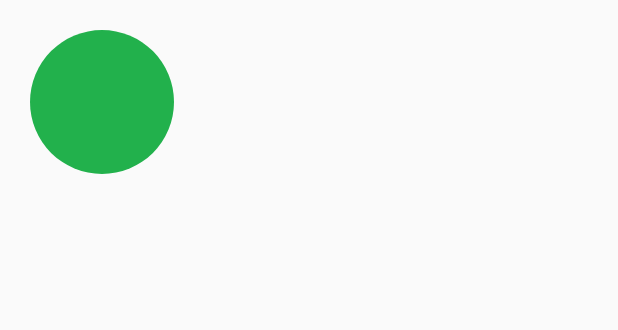
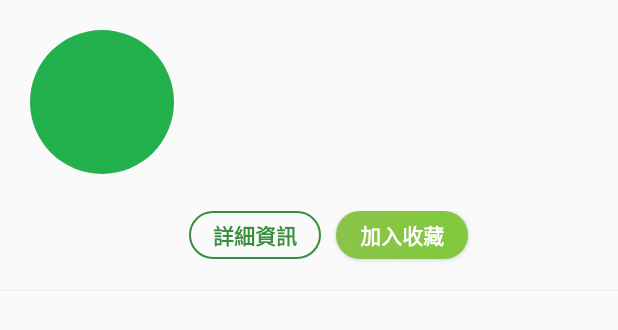
Before and after one commit to iamavrilsfanlearncode/DoWay, an Android app: the layout item_restaurant.xml on its own in the app's theme, with its tools: preview values and no code run, on a phone screen of 412 x 824 dp. Shown: the top 330 px of the screen. Run offline under Robolectric (Android 15) with nearby library versions, the phone set to English and light mode, and no system bars.

Commit message:
增加農村小吃詳細頁

```diff
--- a/app/src/main/AndroidManifest.xml
+++ b/app/src/main/AndroidManifest.xml
@@ -15,10 +15,10 @@
             android:label="@string/app_name">
             <intent-filter>
                 <action android:name="android.intent.action.MAIN" />
-
                 <category android:name="android.intent.category.LAUNCHER" />
             </intent-filter>
         </activity>
+        <activity android:name=".activity.RestaurantDetail"></activity>
     </application>
 
 </manifest>
--- a/app/src/main/java/nullteam/com/doway/Utils/DialogHelper.java
+++ b/app/src/main/java/nullteam/com/doway/Utils/DialogHelper.java
@@ -13,7 +13,7 @@ public class DialogHelper {
 
     private static AlertDialog.Builder builder;
 
-
+    //ProgressDialog 製作
     public static void showProgressDialog(Context mContext, String msg) {
         contextRef = new WeakReference<>(mContext);
 
--- a/app/src/main/java/nullteam/com/doway/fragment/ActivityInfoFragment.java
+++ b/app/src/main/java/nullteam/com/doway/fragment/ActivityInfoFragment.java
@@ -36,6 +36,7 @@ public class ActivityInfoFragment extends Fragment {
         listView.setLayoutManager(layoutManager);
         listView.setAdapter(adapter);
 
+        //加入ProgressDialog
         DialogHelper.showProgressDialog(getActivity(), "更新飯店列表");
         OpenDataService.getInstance().GetActivityInfo(new OpenDataService.GetActivityInfoResponse(){
             @Override
--- a/app/src/main/java/nullteam/com/doway/fragment/HotelFragment.java
+++ b/app/src/main/java/nullteam/com/doway/fragment/HotelFragment.java
@@ -36,6 +36,7 @@ public class HotelFragment extends Fragment {
         listView.setLayoutManager(layoutManager);
         listView.setAdapter(adapter);
 
+        //加入ProgressDialog
         DialogHelper.showProgressDialog(getActivity(), "更新飯店列表");
         OpenDataService.getInstance().GetHotel(new OpenDataService.GetHotelResponse(){
             @Override
--- a/app/src/main/java/nullteam/com/doway/fragment/RestaurantFragment.java
+++ b/app/src/main/java/nullteam/com/doway/fragment/RestaurantFragment.java
@@ -29,12 +29,13 @@ public class RestaurantFragment extends Fragment {
 
         listView = root.findViewById(R.id.restaurant_List);
         ArrayList<Restaurant> result = new ArrayList<Restaurant>();
-        adapter = new RestaurantAdapter(result);
+        adapter = new RestaurantAdapter(this, result);
         final LinearLayoutManager layoutManager = new LinearLayoutManager(getActivity());
         layoutManager.setOrientation(LinearLayoutManager.VERTICAL);
         listView.setLayoutManager(layoutManager);
         listView.setAdapter(adapter);
 
+        //加入ProgressDialog
         DialogHelper.showProgressDialog(getActivity(), "更新餐廳列表");
         OpenDataService.getInstance().GetRestaurant(new OpenDataService.GetRestaurantResponse(){
             @Override
--- a/app/src/main/java/nullteam/com/doway/model/Restaurant.java
+++ b/app/src/main/java/nullteam/com/doway/model/Restaurant.java
@@ -1,6 +1,8 @@
 package nullteam.com.doway.model;
 
-public class Restaurant {
+import java.io.Serializable;
+
+public class Restaurant implements Serializable {
     /**
      * OPEN API :  https://data.gov.tw/dataset/7778
      * ID : 01_100
--- /dev/null
+++ b/app/src/main/res/drawable/gradual2.xml
@@ -0,0 +1,13 @@
+<?xml version="1.0" encoding="utf-8"?>
+<shape xmlns:android="http://schemas.android.com/apk/res/android"
+    android:shape="rectangle" >
+
+    <gradient android:angle="45"
+        android:startColor="#8BC34A"
+        android:endColor="#80C93C"/>
+
+    <corners android:topLeftRadius="20dp"
+        android:topRightRadius="20dp"
+        android:bottomRightRadius="20dp"
+        android:bottomLeftRadius="20dp"/>
+</shape>
--- /dev/null
+++ b/app/src/main/res/drawable/shape.xml
@@ -0,0 +1,8 @@
+<?xml version="1.0" encoding="utf-8"?>
+<shape xmlns:android="http://schemas.android.com/apk/res/android"
+    android:shape="rectangle" >
+
+    <gsolid android:color="@color/transparent"/>
+    <corners android:radius="30dip" />
+    <stroke android:width="2px" android:color="#388e3c" />
+</shape>
--- a/app/src/main/res/layout/item_restaurant.xml
+++ b/app/src/main/res/layout/item_restaurant.xml
@@ -14,15 +14,7 @@
         android:layout_marginRight="20dp"
         android:orientation="horizontal">
 
-        <!--
-        <ImageView
-            android:id="@+id/Pic1"
-            android:layout_width="100dp"
-            android:layout_height="140dp"
-            android:layout_marginRight="5dp"
-            android:layout_marginBottom="10dp"
-            tools:srcCompat="@drawable/bee" />
-        -->
+
 
         <LinearLayout
             android:layout_width="wrap_content"
@@ -102,37 +94,44 @@
                 android:layout_weight="2"
                 android:orientation="horizontal">
 
-                <!--
+
                 <Button
-                    android:id="@+id/ButSubmit"
+                    android:id="@+id/BtnDetail"
                     android:layout_width="match_parent"
-
                     android:layout_height="32dp"
                     android:layout_marginRight="10dp"
                     android:layout_marginBottom="10dp"
                     android:layout_weight="1"
-                    android:background="@drawable/gradual"
+                    android:background="@drawable/shape"
                     android:fontFamily="sans-serif-black"
+
                     android:gravity="center"
-                    android:text="@string/ButSubmit"
-                    android:textColor="@color/white" />
-
+                    android:text="@string/BtnDetail"
+                    android:textColor="@color/green" />
                 <Button
-                    android:id="@+id/ButStory"
-
+                    android:id="@+id/BtnFavorite"
                     android:layout_width="match_parent"
                     android:layout_height="32dp"
+                    android:layout_marginRight="10dp"
                     android:layout_marginBottom="10dp"
                     android:layout_weight="1"
                     android:background="@drawable/gradual2"
                     android:fontFamily="sans-serif-black"
                     android:gravity="center"
-                    android:text="@string/ButStory"
+                    android:text="@string/BtnFavorite"
                     android:textColor="@color/white" />
-                -->
+
+
             </LinearLayout>
 
         </LinearLayout>
+
     </LinearLayout>
+    <View
+        android:layout_width="match_parent"
+        android:layout_height="1dp"
+        android:layout_marginTop="10dp"
+        android:background="@color/colorbg"/>
+
 
 </LinearLayout>
--- a/app/src/main/res/values/colors.xml
+++ b/app/src/main/res/values/colors.xml
@@ -1,7 +1,11 @@
 <?xml version="1.0" encoding="utf-8"?>
 <resources>
-    <color name="colorPrimary">#008577</color>
-    <color name="colorPrimaryDark">#00574B</color>
-    <color name="colorAccent">#D81B60</color>
+    <color name="colorPrimary">#5FBE61</color>
+    <color name="colorPrimaryDark">#467A48</color>
+    <color name="colorAccent">#EB5305</color>
     <color name="transparent">#00000000</color>
+    <color name="colorbg">#F5F5ED</color>
+    <color name="white">#FFFFFF</color>
+    <color name="green">#388e3c</color>
+
 </resources>
--- a/app/src/main/res/values/strings.xml
+++ b/app/src/main/res/values/strings.xml
@@ -3,4 +3,7 @@
     <string name="title_home">農村小吃</string>
     <string name="title_dashboard">民宿</string>
     <string name="title_notifications">觀光活動</string>
+    <string name="BtnDetail">詳細資訊</string>
+    <string name="BtnFavorite">加入收藏</string>
+
 </resources>
--- a/app/src/main/res/values/styles.xml
+++ b/app/src/main/res/values/styles.xml
@@ -6,6 +6,7 @@
         <item name="colorPrimary">@color/colorPrimary</item>
         <item name="colorPrimaryDark">@color/colorPrimaryDark</item>
         <item name="colorAccent">@color/colorAccent</item>
+
     </style>
 
 </resources>
```
Also changed, not shown: app/src/main/java/nullteam/com/doway/activity/RestaurantDetail.java (added, +31 -0 lines), app/src/main/java/nullteam/com/doway/adapter/RestaurantAdapter.java (+52 -23 lines), app/src/main/res/layout/activity_main.xml (+5 -4 lines), app/src/main/res/layout/restaurant_detail.xml (added, +115 -0 lines), app/src/main/res/drawable/v30005.png (added).
